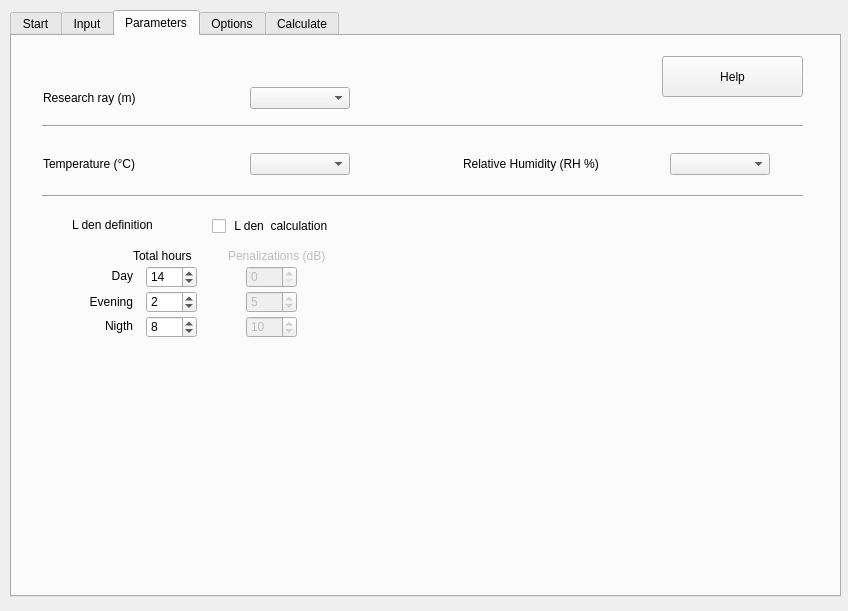
Arpapiemonte/openoise-map, file tools/ui_CalculateNoiseLevels.ui: the form before one commit.
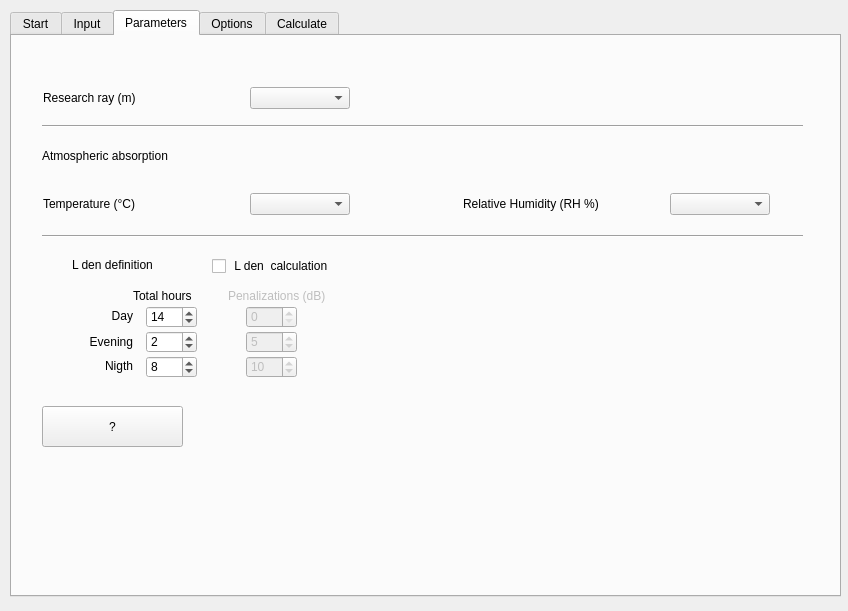
The form after the commit. The open tabs and pages were chosen to show the change. Custom widgets are drawn as their Qt base class.

```diff
--- a/tools/ui_CalculateNoiseLevels.ui
+++ b/tools/ui_CalculateNoiseLevels.ui
@@ -460,7 +460,7 @@
      <property name="geometry">
       <rect>
        <x>200</x>
-       <y>180</y>
+       <y>220</y>
        <width>171</width>
        <height>20</height>
       </rect>
@@ -479,7 +479,7 @@
      <property name="geometry">
       <rect>
        <x>121</x>
-       <y>210</y>
+       <y>250</y>
        <width>91</width>
        <height>20</height>
       </rect>
@@ -501,7 +501,7 @@
      <property name="geometry">
       <rect>
        <x>216</x>
-       <y>210</y>
+       <y>250</y>
        <width>111</width>
        <height>20</height>
       </rect>
@@ -520,7 +520,7 @@
      <property name="geometry">
       <rect>
        <x>60</x>
-       <y>230</y>
+       <y>270</y>
        <width>61</width>
        <height>20</height>
       </rect>
@@ -542,7 +542,7 @@
      <property name="geometry">
       <rect>
        <x>60</x>
-       <y>280</y>
+       <y>320</y>
        <width>61</width>
        <height>20</height>
       </rect>
@@ -567,7 +567,7 @@
      <property name="geometry">
       <rect>
        <x>234</x>
-       <y>255</y>
+       <y>295</y>
        <width>51</width>
        <height>22</height>
       </rect>
@@ -586,7 +586,7 @@
      <property name="geometry">
       <rect>
        <x>60</x>
-       <y>256</y>
+       <y>296</y>
        <width>61</width>
        <height>20</height>
       </rect>
@@ -611,7 +611,7 @@
      <property name="geometry">
       <rect>
        <x>234</x>
-       <y>280</y>
+       <y>320</y>
        <width>51</width>
        <height>22</height>
       </rect>
@@ -633,7 +633,7 @@
      <property name="geometry">
       <rect>
        <x>234</x>
-       <y>230</y>
+       <y>270</y>
        <width>51</width>
        <height>22</height>
       </rect>
@@ -649,7 +649,7 @@
      <property name="geometry">
       <rect>
        <x>134</x>
-       <y>280</y>
+       <y>320</y>
        <width>51</width>
        <height>22</height>
       </rect>
@@ -665,7 +665,7 @@
      <property name="geometry">
       <rect>
        <x>134</x>
-       <y>255</y>
+       <y>295</y>
        <width>51</width>
        <height>22</height>
       </rect>
@@ -681,7 +681,7 @@
      <property name="geometry">
       <rect>
        <x>134</x>
-       <y>230</y>
+       <y>270</y>
        <width>51</width>
        <height>22</height>
       </rect>
@@ -710,7 +710,7 @@
      <property name="geometry">
       <rect>
        <x>30</x>
-       <y>150</y>
+       <y>190</y>
        <width>761</width>
        <height>20</height>
       </rect>
@@ -723,7 +723,7 @@
      <property name="geometry">
       <rect>
        <x>30</x>
-       <y>108</y>
+       <y>148</y>
        <width>311</width>
        <height>41</height>
       </rect>
@@ -773,7 +773,7 @@
      <property name="geometry">
       <rect>
        <x>450</x>
-       <y>108</y>
+       <y>148</y>
        <width>311</width>
        <height>41</height>
       </rect>
@@ -823,7 +823,7 @@
      <property name="geometry">
       <rect>
        <x>60</x>
-       <y>180</y>
+       <y>220</y>
        <width>121</width>
        <height>17</height>
       </rect>
@@ -835,14 +835,30 @@
     <widget class="QPushButton" name="HelpParameters">
      <property name="geometry">
       <rect>
-       <x>650</x>
-       <y>20</y>
+       <x>30</x>
+       <y>370</y>
        <width>141</width>
        <height>41</height>
       </rect>
      </property>
      <property name="text">
-      <string>Help</string>
+      <string>?</string>
+     </property>
+    </widget>
+    <widget class="QLabel" name="label_7">
+     <property name="geometry">
+      <rect>
+       <x>30</x>
+       <y>110</y>
+       <width>181</width>
+       <height>20</height>
+      </rect>
+     </property>
+     <property name="text">
+      <string>Atmospheric absorption</string>
+     </property>
+     <property name="alignment">
+      <set>Qt::AlignLeading|Qt::AlignLeft|Qt::AlignVCenter</set>
      </property>
     </widget>
    </widget>
```
Left out of the diff: 28 changed lines with no effect on the pictures.
